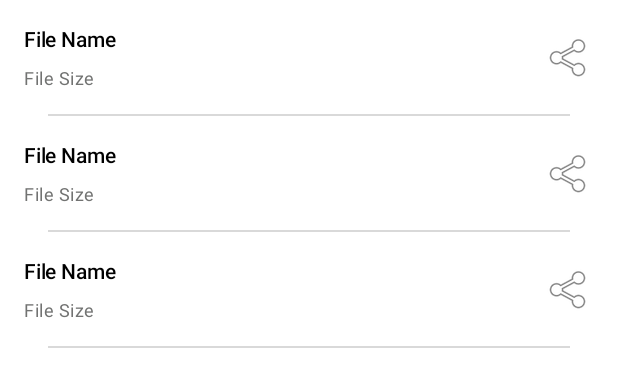
After one commit to nayash/smarter-launcher, an Android app: the layout activity_logs.xml on its own in the app's theme, with its tools: preview values and no code run, on a phone screen of 412 x 824 dp. The commit adds this screen. Shown: the top 387 px of the screen. Run offline under Robolectric (Android 15) with nearby library versions, the phone set to English and light mode, and no system bars.

Commit message:
readFile util functions modified, log file share option

```diff
--- a/app/src/main/java/com/outliers/smartlauncher/core/SmartLauncherApplication.kt
+++ b/app/src/main/java/com/outliers/smartlauncher/core/SmartLauncherApplication.kt
@@ -7,7 +7,7 @@ import android.content.Intent
 import android.content.IntentFilter
 import android.util.Log
 import androidx.lifecycle.MutableLiveData
-import com.outliers.smartlauncher.utils.LogHelper
+import com.outliers.smartlauncher.debugtools.loghelper.LogHelper
 import java.util.*
 
 
--- /dev/null
+++ b/app/src/main/res/layout/activity_logs.xml
@@ -0,0 +1,15 @@
+<?xml version="1.0" encoding="utf-8"?>
+<androidx.constraintlayout.widget.ConstraintLayout xmlns:android="http://schemas.android.com/apk/res/android"
+    xmlns:app="http://schemas.android.com/apk/res-auto"
+    xmlns:tools="http://schemas.android.com/tools"
+    android:layout_width="match_parent"
+    android:layout_height="match_parent"
+    android:background="@color/background">
+
+    <androidx.recyclerview.widget.RecyclerView
+        android:id="@+id/rv_log_files"
+        android:layout_width="match_parent"
+        android:layout_height="match_parent"
+        tools:listitem="@layout/item_log_file"/>
+
+</androidx.constraintlayout.widget.ConstraintLayout>
--- /dev/null
+++ b/app/src/main/res/layout/item_log_file.xml
@@ -0,0 +1,45 @@
+<?xml version="1.0" encoding="utf-8"?>
+<RelativeLayout xmlns:android="http://schemas.android.com/apk/res/android"
+    xmlns:tools="http://schemas.android.com/tools"
+    android:layout_width="match_parent"
+    android:layout_height="wrap_content">
+
+    <TextView
+        android:id="@+id/tv_file_name"
+        android:layout_width="wrap_content"
+        android:layout_height="wrap_content"
+        tools:text="File Name"
+        style="@style/TextHeading3"
+        android:layout_marginLeft="@dimen/margin_default"
+        android:layout_marginTop="@dimen/margin_default"/>
+
+    <TextView
+        android:id="@+id/tv_file_size"
+        android:layout_width="wrap_content"
+        android:layout_height="wrap_content"
+        tools:text="File Size"
+        style="@style/TextBody"
+        android:layout_alignLeft="@id/tv_file_name"
+        android:layout_marginTop="@dimen/margin_small"
+        android:layout_below="@id/tv_file_name"/>
+
+
+    <ImageView
+        android:id="@+id/iv_share"
+        android:layout_width="wrap_content"
+        android:layout_height="wrap_content"
+        android:src="@android:drawable/ic_menu_share"
+        android:layout_centerVertical="true"
+        android:layout_alignParentRight="true"
+        android:layout_margin="@dimen/margin_default"/>
+
+    <View
+        android:layout_width="match_parent"
+        android:layout_height="1dp"
+        android:layout_below="@id/tv_file_size"
+        android:background="@color/separator"
+        android:layout_marginTop="@dimen/margin_default"
+        android:layout_marginLeft="@dimen/margin_larger"
+        android:layout_marginRight="@dimen/margin_larger"/>
+
+</RelativeLayout>
--- /dev/null
+++ b/app/src/main/res/menu/activity_main_menu.xml
@@ -0,0 +1,6 @@
+<?xml version="1.0" encoding="utf-8"?>
+<menu xmlns:android="http://schemas.android.com/apk/res/android">
+    <item
+        android:id="@+id/menu_log_files"
+        android:title="@string/show_logs"/>
+</menu>
--- a/app/src/main/res/values/strings.xml
+++ b/app/src/main/res/values/strings.xml
@@ -7,8 +7,9 @@
     <string name="location_disabled">Location is disabled. Prediction may be inaccurate</string>
 
     <string name="issue_mail_template">Hi User,\n\n Please briefly describe the issue you are facing:\n</string>
-    <string name="sl_file_provider">com.outliers.smartlauncher.file_provider</string>
+    <string name="sl_file_provider">com.outliers.fileprovider</string>
     <string name="choose_share_app">Choose an app to share with</string>
     <string name="app_details">App details</string>
     <string name="default_launcher_prompt">Please make SmartLauncher your default</string>
+    <string name="show_logs">Show logs</string>
 </resources>
```
Also changed, not shown: app/src/main/AndroidManifest.xml (+15 -0 lines), app/src/main/java/com/outliers/smartlauncher/core/SmartLauncherRoot.kt (+6 -4 lines), app/src/main/java/com/outliers/smartlauncher/debugtools/loghelper/FilesRVAdapter.java (added, +77 -0 lines), app/src/main/java/com/outliers/smartlauncher/debugtools/loghelper/LogHelper.java (renamed from app/src/main/java/com/outliers/smartlauncher/utils/LogHelper.java, +31 -31 lines), app/src/main/java/com/outliers/smartlauncher/debugtools/loghelper/LogsActivity.kt (added, +113 -0 lines), app/src/main/java/com/outliers/smartlauncher/ui/CrashHandlerActivity.java (+1 -55 lines), app/src/main/java/com/outliers/smartlauncher/ui/MainActivity.kt (+20 -48 lines), app/src/main/java/com/outliers/smartlauncher/utils/Utils.kt (+23 -17 lines).
